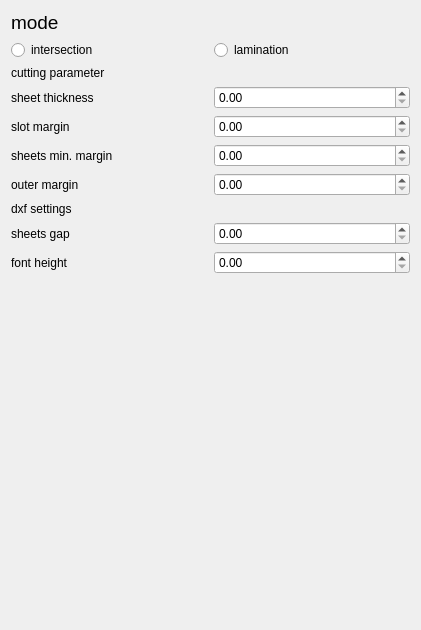
Above: WaffleBaker/Resources/CutCubeOptions.ui from Huskyht/freeCAD_samples before the change. Below: the same form after it.
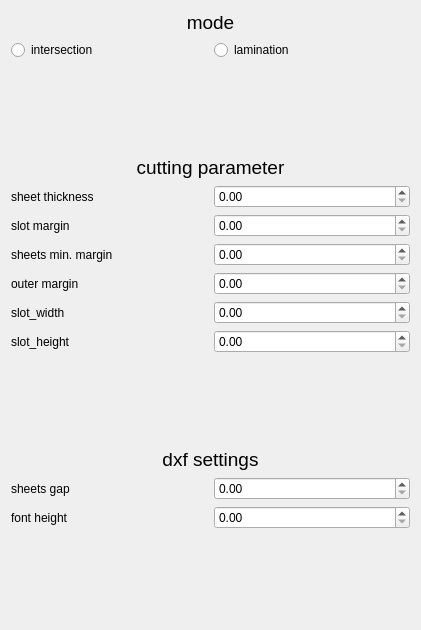
That is the form after the change.

Commit message: add clamp slot for intersection cutting

What changed in the file:
```diff
--- a/WaffleBaker/Resources/CutCubeOptions.ui
+++ b/WaffleBaker/Resources/CutCubeOptions.ui
@@ -26,6 +26,9 @@
        <property name="text">
         <string>mode</string>
        </property>
+       <property name="alignment">
+        <set>Qt::AlignmentFlag::AlignCenter</set>
+       </property>
        <property name="margin">
         <number>6</number>
        </property>
@@ -51,13 +54,34 @@
      </item>
     </layout>
    </item>
+   <item>
+    <spacer name="verticalSpacer_3">
+     <property name="orientation">
+      <enum>Qt::Orientation::Vertical</enum>
+     </property>
+     <property name="sizeHint" stdset="0">
+      <size>
+       <width>20</width>
+       <height>10</height>
+      </size>
+     </property>
+    </spacer>
+   </item>
    <item>
     <layout class="QVBoxLayout" name="verticalLayout_2">
      <item>
       <widget class="QLabel" name="label">
+       <property name="font">
+        <font>
+         <pointsize>14</pointsize>
+        </font>
+       </property>
        <property name="text">
         <string>cutting parameter</string>
        </property>
+       <property name="alignment">
+        <set>Qt::AlignmentFlag::AlignCenter</set>
+       </property>
       </widget>
      </item>
      <item>
@@ -116,15 +140,64 @@
        </item>
       </layout>
      </item>
+     <item>
+      <layout class="QHBoxLayout" name="horizontalLayout_10">
+       <item>
+        <widget class="QLabel" name="label_12">
+         <property name="text">
+          <string>slot_width</string>
+         </property>
+        </widget>
+       </item>
+       <item>
+        <widget class="QDoubleSpinBox" name="clamp_slot_width"/>
+       </item>
+      </layout>
+     </item>
+     <item>
+      <layout class="QHBoxLayout" name="horizontalLayout_9">
+       <item>
+        <widget class="QLabel" name="label_11">
+         <property name="text">
+          <string>slot_height</string>
+         </property>
+        </widget>
+       </item>
+       <item>
+        <widget class="QDoubleSpinBox" name="clamp_slot_height"/>
+       </item>
+      </layout>
+     </item>
     </layout>
    </item>
+   <item>
+    <spacer name="verticalSpacer_2">
+     <property name="orientation">
+      <enum>Qt::Orientation::Vertical</enum>
+     </property>
+     <property name="sizeHint" stdset="0">
+      <size>
+       <width>20</width>
+       <height>10</height>
+      </size>
+     </property>
+    </spacer>
+   </item>
    <item>
     <layout class="QVBoxLayout" name="verticalLayout_5">
      <item>
       <widget class="QLabel" name="label_2">
+       <property name="font">
+        <font>
+         <pointsize>14</pointsize>
+        </font>
+       </property>
        <property name="text">
         <string>dxf settings</string>
        </property>
+       <property name="alignment">
+        <set>Qt::AlignmentFlag::AlignCenter</set>
+       </property>
       </widget>
      </item>
      <item>
```
The commit also changes 4 other files.
